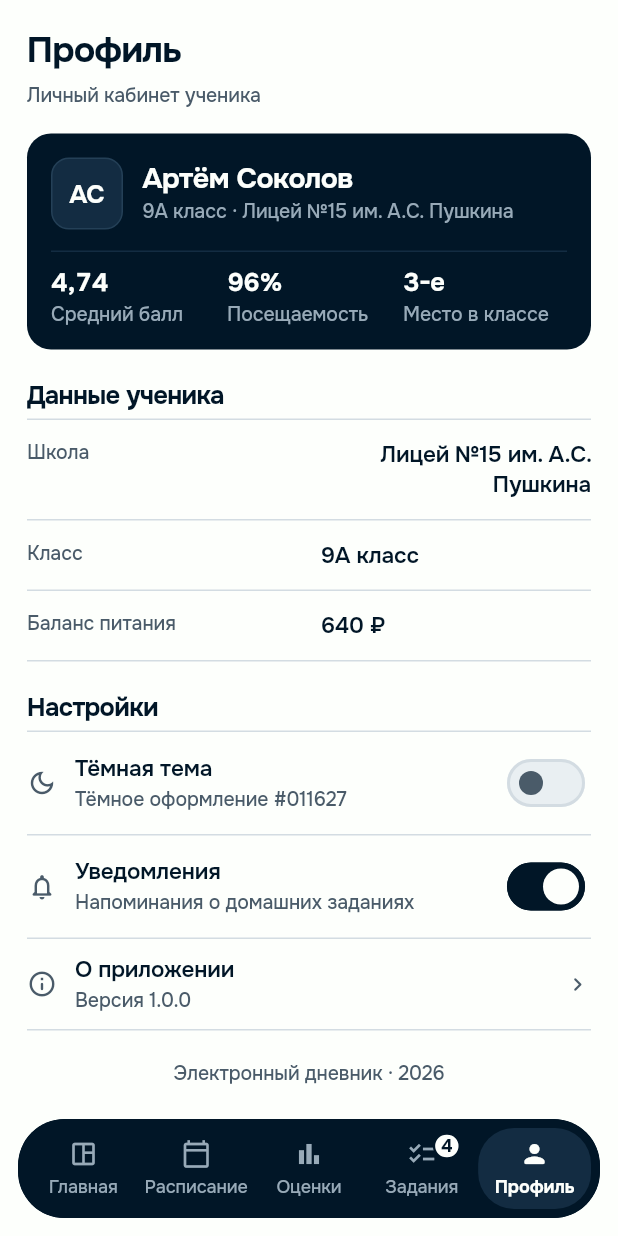
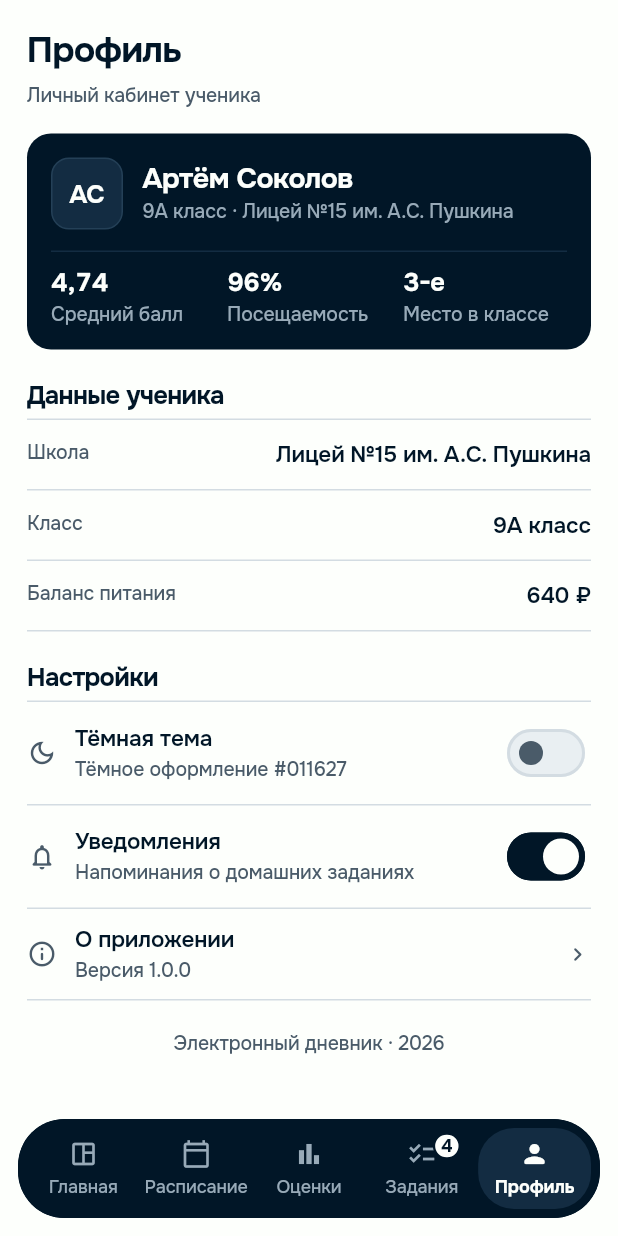
Before and after one commit to appfata1234-web/eschool_app, a Flutter app: the screen it shows after launch, after a tap on "АС", on a phone screen of 412 x 824 dp. Run offline on Flutter 3.47's test engine with Material 3 defaults, Android fonts, the phone set to English and light mode, and no system bars; project files that could hold a hidden picture were left out.

Commit message:
Correct diary tab sizing and trailing alignment

```diff
--- a/lib/screens/grades_screen.dart
+++ b/lib/screens/grades_screen.dart
@@ -214,7 +214,6 @@ class _QuarterSelector extends StatelessWidget {
                     const Duration(milliseconds: 160),
                   ),
                   curve: Curves.easeOutCubic,
-                  alignment: Alignment.center,
                   padding: const EdgeInsets.symmetric(vertical: 8),
                   decoration: BoxDecoration(
                     border: Border(
--- a/lib/screens/home_screen.dart
+++ b/lib/screens/home_screen.dart
@@ -403,7 +403,7 @@ class _TaskPreview extends StatelessWidget {
               ),
             ),
             const SizedBox(width: 6),
-            Flexible(
+            Expanded(
               child: Text(
                 item.dueDateLabel,
                 textAlign: TextAlign.end,
--- a/lib/widgets/shared_widgets.dart
+++ b/lib/widgets/shared_widgets.dart
@@ -163,7 +163,9 @@ class SectionHeading extends StatelessWidget {
         Expanded(child: heading),
         if (action != null) ...[
           const SizedBox(width: 8),
-          Flexible(child: action),
+          Flexible(
+            child: Align(alignment: Alignment.centerRight, child: action),
+          ),
         ],
       ],
     );
@@ -547,7 +549,8 @@ class InfoRow extends StatelessWidget {
                 child: Text(label, style: AppText.small(context.appMuted)),
               ),
               const SizedBox(width: 16),
-              Flexible(
+              Expanded(
+                flex: 2,
                 child: Text(
                   value,
                   textAlign: TextAlign.right,
```
